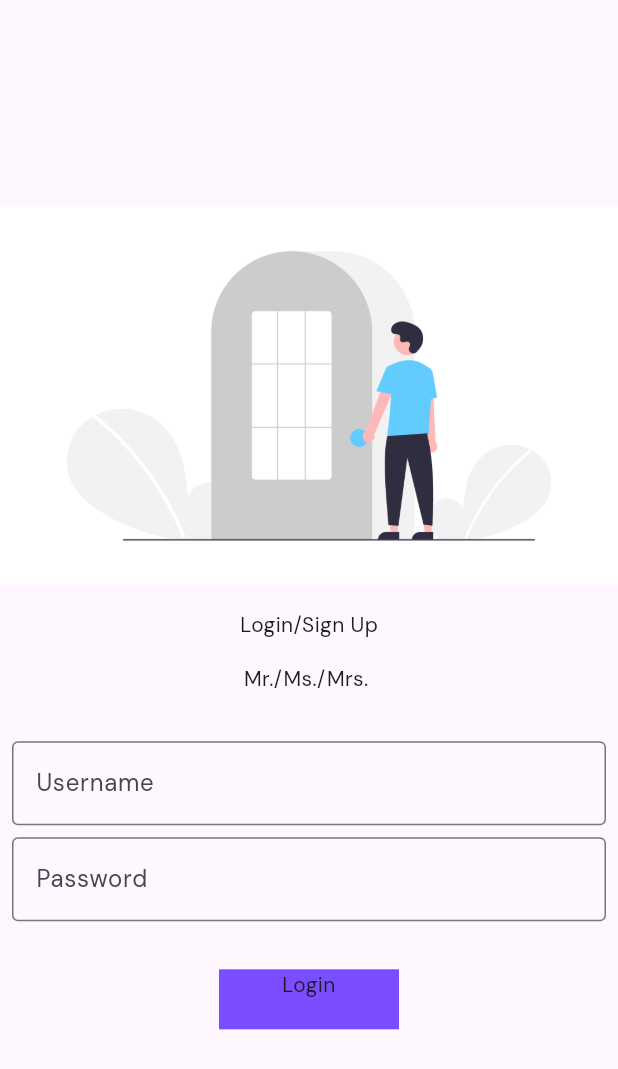
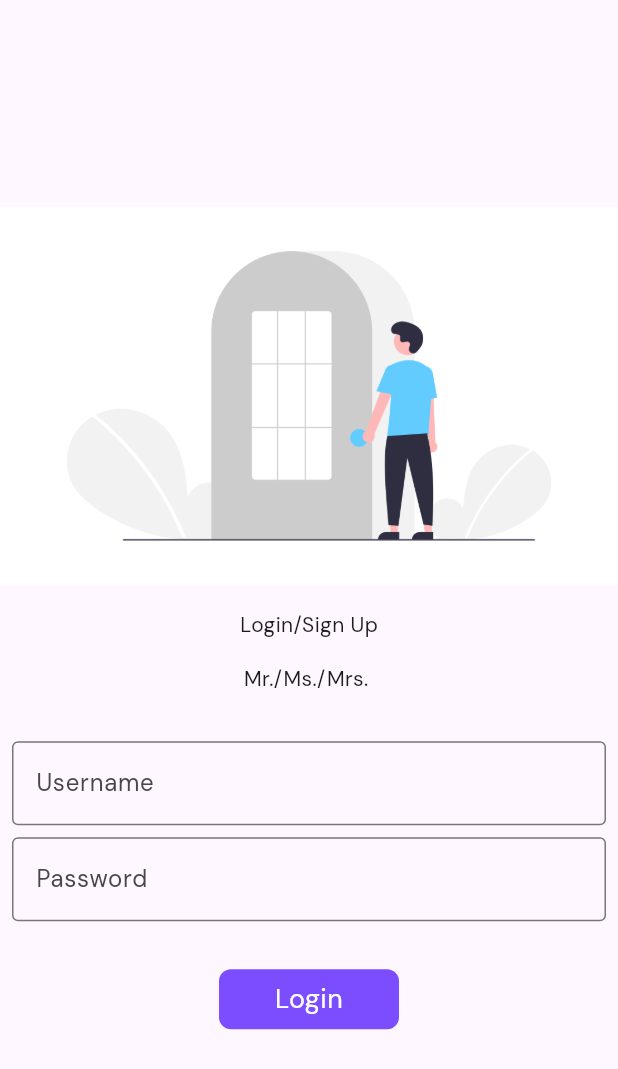
Before and after one commit to ekansh0unofficial/LearnFlutter, a Flutter app: the screen it shows after launch, on a phone screen of 412 x 824 dp. Shown: the top 1069 px of the screen. Run offline on Flutter 3.47's test engine with Material 3 defaults, Android fonts, the phone set to English and light mode, and no system bars; our stand-ins replace google_fonts.

Commit message:
Day 6 - Flutter

```diff
--- a/lib/loginpage.dart
+++ b/lib/loginpage.dart
@@ -11,6 +11,8 @@ class LoginPage extends StatefulWidget {
 class _LoginPageState extends State<LoginPage> {
   String name = "";
   var onClick = false;
+
+  final _formKey = GlobalKey<FormState>();
 
   Widget build(BuildContext context) {
     return Material(
@@ -28,9 +30,13 @@ class _LoginPageState extends State<LoginPage> {
           ),
           Text('Mr./Ms./Mrs. $name'),
           SizedBox(height: 16),
+
+          //form
           Padding(
             padding:
                 const EdgeInsets.symmetric(vertical: 16.0, horizontal: 8.0),
+            child: Form(
+              key: _formKey,
               child: Column(
                 children: [
                   TextFormField(
@@ -40,6 +46,12 @@ class _LoginPageState extends State<LoginPage> {
                       border:
                           OutlineInputBorder(borderSide: BorderSide(width: 2)),
                     ),
+                    validator: (value) {
+                      if (value!.isEmpty) {
+                        return " Cannot be empty";
+                      }
+                      return null;
+                    },
                     onChanged: (value) {
                       name = value;
                       setState(() {});
@@ -55,34 +67,57 @@ class _LoginPageState extends State<LoginPage> {
                     ),
                     obscureText: true,
                     obscuringCharacter: '*',
+                    validator: (value) {
+                      if (value!.isEmpty) {
+                        return " Cannot be empty";
+                      } else if (value.length < 6) {
+                        return "Password has to be atleast 6 characters long.";
+                      }
+                      return null;
+                    },
                   ),
                 ],
               ),
             ),
+          ),
+
           SizedBox(height: 16),
 
-          InkWell(
+          //animated button
+          Material(
+            borderRadius: BorderRadius.circular(onClick ? 100 : 8),
+            color: Colors.deepPurpleAccent,
+            child: InkWell(
+              splashColor: Colors.white,
               onTap: () async {
+                if (_formKey.currentState!.validate()) {
                   setState(() {
                     onClick = true;
                   });
-              await Future.delayed(Duration(milliseconds: 40));
-              Navigator.pushNamed(context, MyRoutes.homeRoute);
-
+                }
+                await Future.delayed(Duration(milliseconds: 500));
+                await Navigator.pushNamed(context, MyRoutes.homeRoute);
+                setState(() {
+                  onClick = false;
+                });
               },
               child: AnimatedContainer(
                 duration: Duration(milliseconds: 30),
                 height: 40,
-              width: 120,
-              decoration: BoxDecoration(
-                  //gradient: LinearGradient(colors: [Colors.white , Colors.deepPurple] , begin: Alignment.centerLeft , end : Alignment.centerRight),
-                  color: Colors.deepPurpleAccent,
-                 // borderRadius: BorderRadius.circular(12)
-                  shape: onClick ?  BoxShape.circle : BoxShape.rectangle
-                  ),
-              child: onClick ? Icon(Icons.done) : Text(
+                width: onClick ? 40 : 120,
+                alignment: Alignment.center,
+                child: onClick
+                    ? Icon(
+                        Icons.done,
+                        color: Colors.white,
+                      )
+                    : Center(
+                        child: Text(
                           'Login ',
                           textAlign: TextAlign.center,
+                          style: TextStyle(color: Colors.white, fontSize: 18),
+                        ),
+                      ),
               ),
             ),
           )
@@ -99,6 +134,6 @@ class _LoginPageState extends State<LoginPage> {
   }
 }
 
-//we learn about Animated Conntainer
-//to bring delay of shifting the page after the click , we use keyword async and call await keyword
-//we will animate using onClick keyword
+//_formkey is a key that group multiple user entries into form
+// we studyy about validators
+// a lil trickery to sort our login page problem
```
Lines whose indentation alone changed are shown as unchanged.
